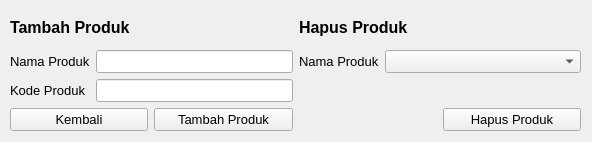
Old version of the form mainFiles/assets/ui/addRemoveProduct.ui in the repository NathanielClarence/telemarketingdb.
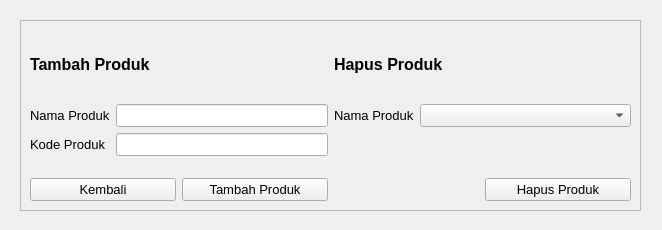
New version of the form.

```diff
--- a/mainFiles/assets/ui/addRemoveProduct.ui
+++ b/mainFiles/assets/ui/addRemoveProduct.ui
@@ -6,22 +6,36 @@
    <rect>
     <x>0</x>
     <y>0</y>
-    <width>592</width>
-    <height>142</height>
+    <width>662</width>
+    <height>230</height>
    </rect>
   </property>
   <property name="windowTitle">
    <string>Form</string>
   </property>
-  <widget class="QWidget" name="gridLayoutWidget">
+  <widget class="QScrollArea" name="scrollArea">
    <property name="geometry">
     <rect>
-     <x>10</x>
-     <y>10</y>
-     <width>571</width>
-     <height>121</height>
+     <x>20</x>
+     <y>20</y>
+     <width>621</width>
+     <height>191</height>
     </rect>
    </property>
+   <property name="widgetResizable">
+    <bool>true</bool>
+   </property>
+   <widget class="QWidget" name="scrollAreaWidgetContents">
+    <property name="geometry">
+     <rect>
+      <x>0</x>
+      <y>0</y>
+      <width>619</width>
+      <height>189</height>
+     </rect>
+    </property>
+    <layout class="QGridLayout" name="gridLayout_2">
+     <item row="0" column="0">
    <layout class="QGridLayout" name="gridLayout">
     <item row="1" column="0" colspan="2">
      <layout class="QFormLayout" name="formLayout">
@@ -168,6 +182,9 @@
      </widget>
     </item>
    </layout>
+     </item>
+    </layout>
+   </widget>
   </widget>
  </widget>
  <resources/>
```
Lines whose indentation alone changed are shown as unchanged.
